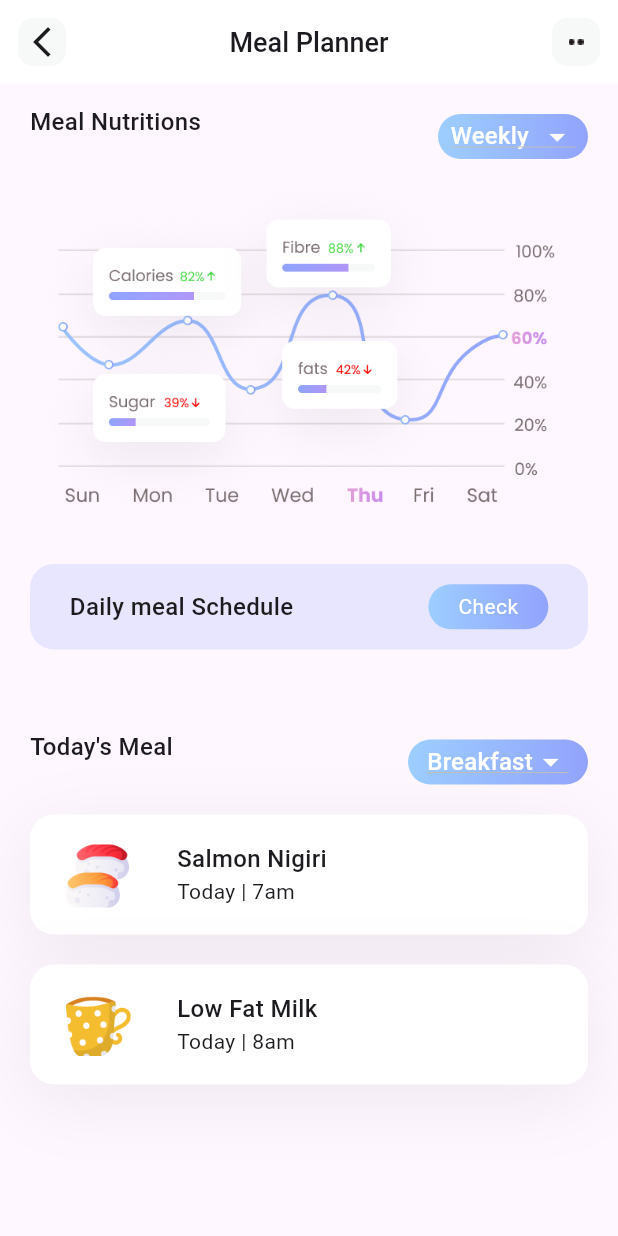
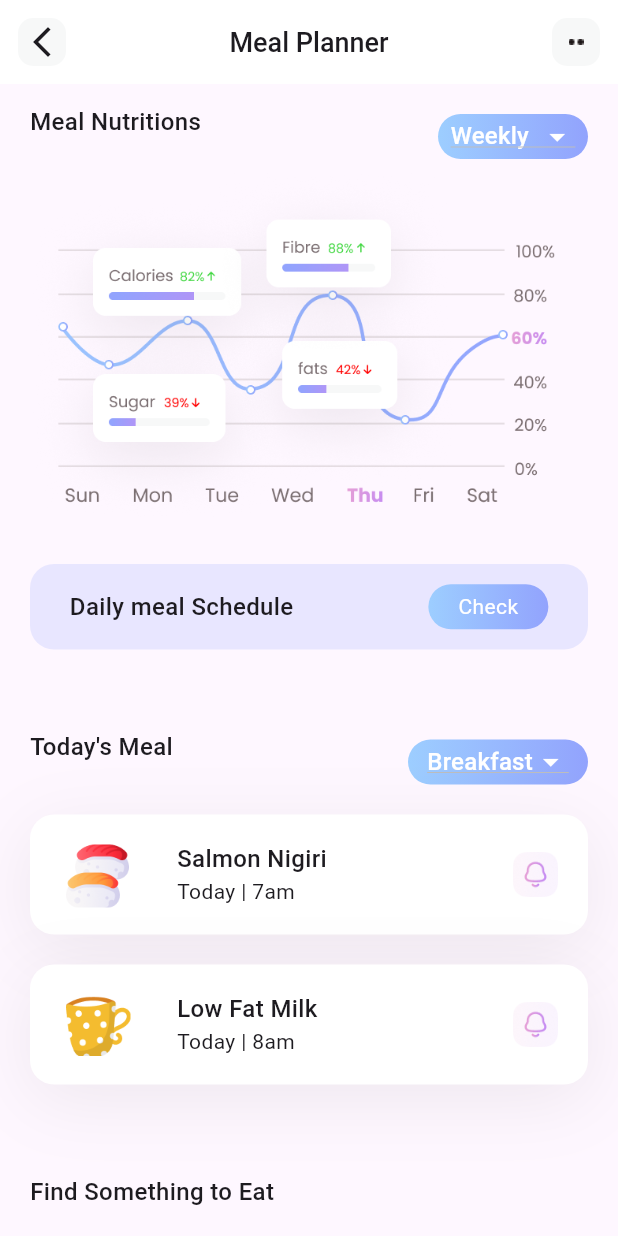
Before and after one commit to ShashiniHanshani/fitnestX, a Flutter app: the screen it shows after launch, on a phone screen of 412 x 824 dp. Run offline on Flutter 3.47's test engine with Material 3 defaults, Android fonts, the phone set to English and light mode, and no system bars.

Commit message:
meal planner page done

```diff
--- /dev/null
+++ b/fitness_app/lib/models/find_something_to_eat_model/find_somethingto_eat.dart
@@ -0,0 +1,42 @@
+import 'dart:ui';
+
+class SomethingToEatModel {
+  String mealType;
+  String foodCollection;
+  String iconPath;
+  Color boxColor;
+
+  SomethingToEatModel({
+    required this.boxColor,
+    required this.foodCollection,
+    required this.iconPath,
+    required this.mealType,
+  });
+
+  static List<SomethingToEatModel> getSomethingToEat() {
+    List<SomethingToEatModel> somethingToEat = [];
+    somethingToEat.add(
+      SomethingToEatModel(
+          iconPath: "assets/icons/breakfast.png",
+          boxColor: Color(0xff92A3FD),
+          foodCollection: "120+",
+          mealType: "Breakfast"),
+    );
+    somethingToEat.add(
+      SomethingToEatModel(
+          iconPath: "assets/icons/lunch.png",
+          boxColor: Color(0xffEEA4CE),
+          foodCollection: "130+",
+          mealType: "Lunch"),
+    );
+    somethingToEat.add(
+      SomethingToEatModel(
+          iconPath: "assets/icons/breakfast.png",
+          boxColor: Color(0xff92A3FD),
+          foodCollection: "120+",
+          mealType: "Dinner"),
+    );
+
+    return somethingToEat;
+  }
+}
--- a/fitness_app/lib/pages/meal_planner/landing_page.dart
+++ b/fitness_app/lib/pages/meal_planner/landing_page.dart
@@ -1,5 +1,7 @@
+import 'package:fitness_app/models/find_something_to_eat_model/find_somethingto_eat.dart';
 import 'package:fitness_app/models/find_something_to_eat_model/today_meal.dart';
 import 'package:flutter/material.dart';
+import 'package:flutter/rendering.dart';
 
 class landing_page extends StatefulWidget {
   const landing_page({super.key});
@@ -10,9 +12,11 @@ class landing_page extends StatefulWidget {
 
 class _landing_pageState extends State<landing_page> {
   List<TodayMealModel> todayMeal = [];
+  List<SomethingToEatModel> somethingToEat = [];
 
   void _getInfo() {
     todayMeal = TodayMealModel.getTodaymeal();
+    somethingToEat = SomethingToEatModel.getSomethingToEat();
   }
 
   @override
@@ -23,7 +27,9 @@ class _landing_pageState extends State<landing_page> {
       //app bar
       appBar: _appBar(),
 
-      body: Column(
+      body: SingleChildScrollView(
+        child: Column(
+          crossAxisAlignment: CrossAxisAlignment.start,
           children: [
             //meal nutritions
             Padding(
@@ -34,14 +40,138 @@ class _landing_pageState extends State<landing_page> {
             _dailyMealSchedule(size),
 
             //Todays meal
+            _todaysMeal(),
+            //find Something to eat
+            const SizedBox(
+              height: 20,
+            ),
             Padding(
+              padding: const EdgeInsets.all(20.0),
+              child: Column(
+                crossAxisAlignment: CrossAxisAlignment.start,
+                children: [
+                  const Text(
+                    "Find Something to Eat",
+                    style: TextStyle(
+                      fontSize: 16,
+                      fontWeight: FontWeight.w500,
+                    ),
+                  ),
+                  const SizedBox(
+                    height: 20,
+                  ),
+                  SizedBox(
+                    height: 200,
+                    child: ListView.separated(
+                      itemCount: somethingToEat.length,
+                      shrinkWrap: true,
+                      scrollDirection: Axis.horizontal,
+                      separatorBuilder: (context, index) => const SizedBox(
+                        width: 20,
+                      ),
+                      itemBuilder: (context, index) {
+                        final Color color = somethingToEat[index].boxColor;
+                        final LinearGradient? gradient = color ==
+                                Color(0xff92A3FD)
+                            ? LinearGradient(
+                                colors: [Color(0xff9DCEFF), Color(0xff92A3FD)],
+                              )
+                            : color == Color(0xffEEA4CE)
+                                ? LinearGradient(
+                                    colors: [
+                                      Color(0xffC58BF2),
+                                      Color(0xffEEA4CE)
+                                    ],
+                                  )
+                                : null;
+                        return Container(
+                          width: 200,
+                          height: 200,
+                          decoration: BoxDecoration(
+                            borderRadius: const BorderRadius.only(
+                              topRight: Radius.circular(100),
+                              bottomRight: Radius.circular(22.0),
+                              topLeft: Radius.circular(22.0),
+                              bottomLeft: Radius.circular(22.0),
+                            ),
+                            color:
+                                somethingToEat[index].boxColor.withOpacity(0.2),
+                          ),
+                          child: Padding(
+                            padding: const EdgeInsets.only(left: 20),
+                            child: Column(
+                              crossAxisAlignment: CrossAxisAlignment.start,
+                              children: [
+                                const SizedBox(
+                                  height: 5,
+                                ),
+                                Align(
+                                  alignment: Alignment.topRight,
+                                  child: Image.asset(
+                                    somethingToEat[index].iconPath,
+                                    height: 74,
+                                    width: 118,
+                                  ),
+                                ),
+                                const SizedBox(
+                                  height: 10,
+                                ),
+                                Text(
+                                  somethingToEat[index].mealType,
+                                  style: const TextStyle(
+                                    fontSize: 16,
+                                    fontWeight: FontWeight.w500,
+                                  ),
+                                ),
+                                Text(
+                                  "${somethingToEat[index].foodCollection} Foods ",
+                                ),
+                                const SizedBox(
+                                  height: 10,
+                                ),
+                                Container(
+                                  padding: const EdgeInsets.only(top: 4),
+                                  height: 30,
+                                  width: 98,
+                                  decoration: BoxDecoration(
+                                    // color: somethingToEat[index].boxColor,
+                                    borderRadius: BorderRadius.circular(50),
+                                    gradient: gradient,
+                                    color: color,
+                                  ),
+                                  child: const Text(
+                                    "Select",
+                                    style: TextStyle(
+                                        color: Colors.white,
+                                        fontWeight: FontWeight.w500),
+                                    textAlign: TextAlign.center,
+                                  ),
+                                ),
+                              ],
+                            ),
+                          ),
+                        );
+                      },
+                    ),
+                  ),
+                ],
+              ),
+            )
+          ],
+        ),
+      ),
+    );
+  }
+
+  Padding _todaysMeal() {
+    return Padding(
       padding: const EdgeInsets.all(20.0),
       child: Column(
         children: [
           Row(
             mainAxisAlignment: MainAxisAlignment.spaceBetween,
             children: [
-                    Text(
+              const Text(
                 "Today's Meal",
                 style: TextStyle(
                   fontSize: 16,
@@ -55,7 +185,7 @@ class _landing_pageState extends State<landing_page> {
                   width: 120,
                   decoration: BoxDecoration(
                     borderRadius: BorderRadius.circular(30),
-                          gradient: LinearGradient(
+                    gradient: const LinearGradient(
                       colors: [
                         Color(0xff9DCEFF),
                         Color(0xff92A3FD),
@@ -65,12 +195,12 @@ class _landing_pageState extends State<landing_page> {
                   child: Center(
                     child: DropdownButton<String>(
                       iconEnabledColor: Colors.white,
-                            hint: Text(
+                      hint: const Text(
                         "Breakfast",
                         style: TextStyle(color: Colors.white),
                       ),
-                            items: ['Breakfast', 'Lunch', 'Dinner']
-                                .map((String value) {
+                      items:
+                          ['Breakfast', 'Lunch', 'Dinner'].map((String value) {
                         return DropdownMenuItem(
                           alignment: Alignment.center,
                           value: value,
@@ -86,12 +216,12 @@ class _landing_pageState extends State<landing_page> {
               ),
             ],
           ),
-                SizedBox(height: 20),
+          const SizedBox(height: 20),
           ListView.separated(
             itemCount: todayMeal.length,
             scrollDirection: Axis.vertical,
             shrinkWrap: true,
-                  separatorBuilder: (context, index) => SizedBox(
+            separatorBuilder: (context, index) => const SizedBox(
               height: 20,
             ),
             itemBuilder: (context, index) {
@@ -102,13 +232,16 @@ class _landing_pageState extends State<landing_page> {
                     color: Colors.white,
                     boxShadow: [
                       BoxShadow(
-                              color: Color(0xff1D1617).withOpacity(0.07),
-                              offset: Offset(0, 10),
+                        color: const Color(0xff1D1617).withOpacity(0.07),
+                        offset: const Offset(0, 10),
                         blurRadius: 40,
                         spreadRadius: 0,
                       ),
                     ]),
                 child: Row(
+                  mainAxisAlignment: MainAxisAlignment.spaceBetween,
+                  children: [
+                    Row(
                       children: [
                         Image.asset(todayMeal[index].iconPath),
                         Padding(
@@ -118,24 +251,30 @@ class _landing_pageState extends State<landing_page> {
                             children: [
                               Text(
                                 todayMeal[index].name,
-                                  style: TextStyle(
+                                style: const TextStyle(
                                   fontSize: 16,
                                   fontWeight: FontWeight.w500,
                                 ),
                               ),
-                                Text("Today " + "| " + todayMeal[index].time),
+                              Text("Today | ${todayMeal[index].time}"),
                             ],
                           ),
                         ),
                       ],
                     ),
+                    Padding(
+                      padding: const EdgeInsets.only(right: 20),
+                      child: Image.asset(
+                        "assets/icons/reminders.png",
+                        height: 30,
+                        width: 30,
+                      ),
+                    )
+                  ],
+                ),
               );
             },
           ),
-              ],
-            ),
-          ),
-          //find Something to eat
         ],
       ),
     );
@@ -149,16 +288,16 @@ class _landing_pageState extends State<landing_page> {
         width: size.width,
         decoration: BoxDecoration(
           borderRadius: BorderRadius.circular(16),
-          color: Color(0xff92A3FD).withOpacity(0.2),
+          color: const Color(0xff92A3FD).withOpacity(0.2),
         ),
         child: Row(
           mainAxisAlignment: MainAxisAlignment.center,
           children: [
-            Text(
+            const Text(
               "Daily meal Schedule",
               style: TextStyle(fontSize: 16, fontWeight: FontWeight.w500),
             ),
-            SizedBox(
+            const SizedBox(
               width: 90,
             ),
             Container(
@@ -166,15 +305,15 @@ class _landing_pageState extends State<landing_page> {
               width: 80,
               decoration: BoxDecoration(
                 borderRadius: BorderRadius.circular(30),
-                gradient: LinearGradient(
+                gradient: const LinearGradient(
                   colors: [
                     Color(0xff9DCEFF),
                     Color(0xff92A3FD),
                   ],
                 ),
               ),
-              child: Padding(
-                padding: const EdgeInsets.only(left: 20, top: 5),
+              child: const Padding(
+                padding: EdgeInsets.only(left: 20, top: 5),
                 child: Text(
                   "Check",
                   style: TextStyle(
@@ -196,7 +335,7 @@ class _landing_pageState extends State<landing_page> {
         Row(
           mainAxisAlignment: MainAxisAlignment.spaceBetween,
           children: [
-            Text(
+            const Text(
               "Meal Nutritions",
               style: TextStyle(
                 fontSize: 16,
@@ -210,7 +349,7 @@ class _landing_pageState extends State<landing_page> {
                 width: 100,
                 decoration: BoxDecoration(
                   borderRadius: BorderRadius.circular(30),
-                  gradient: LinearGradient(
+                  gradient: const LinearGradient(
                     colors: [
                       Color(0xff9DCEFF),
                       Color(0xff92A3FD),
@@ -220,7 +359,7 @@ class _landing_pageState extends State<landing_page> {
                 child: Center(
                   child: DropdownButton<String>(
                     iconEnabledColor: Colors.white,
-                    hint: Text(
+                    hint: const Text(
                       "Weekly",
                       style: TextStyle(color: Colors.white),
                     ),
@@ -256,7 +395,7 @@ class _landing_pageState extends State<landing_page> {
   AppBar _appBar() {
     return AppBar(
       centerTitle: true,
-      title: Text(
+      title: const Text(
         "Meal Planner",
         style: TextStyle(
           fontSize: 18,
@@ -267,12 +406,12 @@ class _landing_pageState extends State<landing_page> {
       elevation: 0.0,
       leading: Container(
         alignment: Alignment.center,
-        margin: EdgeInsets.all(12),
+        margin: const EdgeInsets.all(12),
         decoration: BoxDecoration(
-          color: Color(0xffF7F8F8),
+          color: const Color(0xffF7F8F8),
           borderRadius: BorderRadius.circular(10),
         ),
-        child: Icon(
+        child: const Icon(
           Icons.arrow_back_ios_new_sharp,
         ),
       ),
@@ -282,12 +421,12 @@ class _landing_pageState extends State<landing_page> {
           child: Container(
             width: 32,
             alignment: Alignment.center,
-            margin: EdgeInsets.all(12),
+            margin: const EdgeInsets.all(12),
             decoration: BoxDecoration(
-              color: Color(0xffF7F8F8),
+              color: const Color(0xffF7F8F8),
               borderRadius: BorderRadius.circular(10),
             ),
-            child: Image(image: AssetImage("assets/icons/dot.png")),
+            child: const Image(image: AssetImage("assets/icons/dot.png")),
           ),
         )
       ],
```
Also changed, not shown: fitness_app/assets/icons/breakfast.png (added), fitness_app/assets/icons/lunch.png (added). Lines whose indentation alone changed are shown as unchanged.
